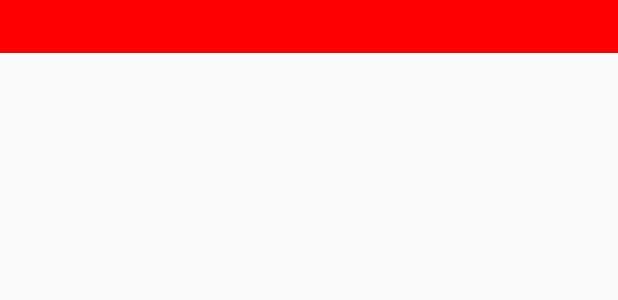
After one commit to prohor00/Svetoch, an Android app: the layout failed_toast.xml on its own in the app's theme, with its tools: preview values and no code run, on a phone screen of 412 x 824 dp. The commit adds this screen. Shown: the top 300 px of the screen. Run offline under Robolectric (Android 15) with nearby library versions, the phone set to English and light mode, and no system bars.

Commit message:
Add new toast error

```diff
--- /dev/null
+++ b/app/src/main/res/layout/failed_toast.xml
@@ -0,0 +1,14 @@
+<?xml version="1.0" encoding="utf-8"?>
+<LinearLayout xmlns:android="http://schemas.android.com/apk/res/android"
+    android:id="@+id/failed_toast_container"
+    android:orientation="horizontal"
+    android:layout_width="match_parent"
+    android:layout_height="wrap_content"
+    android:padding="8dp"
+    android:background="@color/redToast">
+    <TextView android:id="@+id/text"
+        android:layout_width="wrap_content"
+        android:layout_height="wrap_content"
+        android:textColor="#FFF"
+        />
+</LinearLayout>
--- a/app/src/main/res/values/colors.xml
+++ b/app/src/main/res/values/colors.xml
@@ -8,5 +8,7 @@
     <color name="actionbar_background">#4d6fb2</color>
     <color name="actionbar_text_color">#edfff7</color>
     <color name="ripple">#385696</color>
+    <color name="redToast">#ff0000</color>
+    <color name="greenToast">#38d100</color>
 
 </resources>
```
Also changed, not shown: app/src/main/java/com/example/svetoch/RegistrationActivity.java (+36 -8 lines), app/src/main/res/layout/successful_toast.xml (added, +15 -0 lines), 8 other files.
